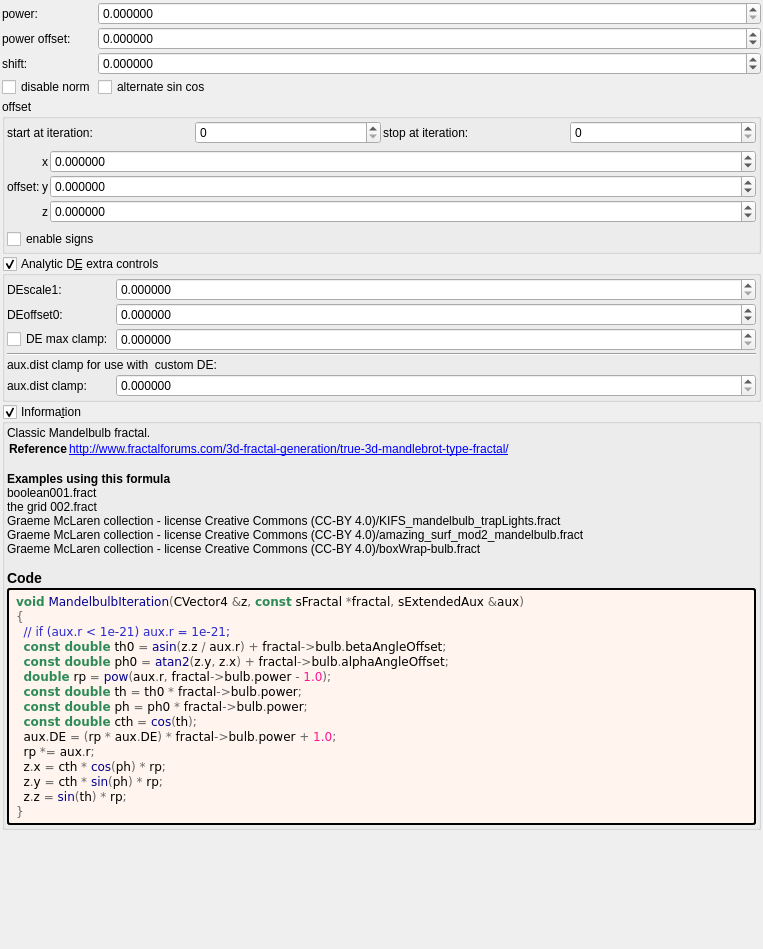
This is mandelbulber2/formula/ui/mandelnest.ui in buddhi1980/mandelbulber2 as Qt 5 draws it before an edit. The edited form follows.
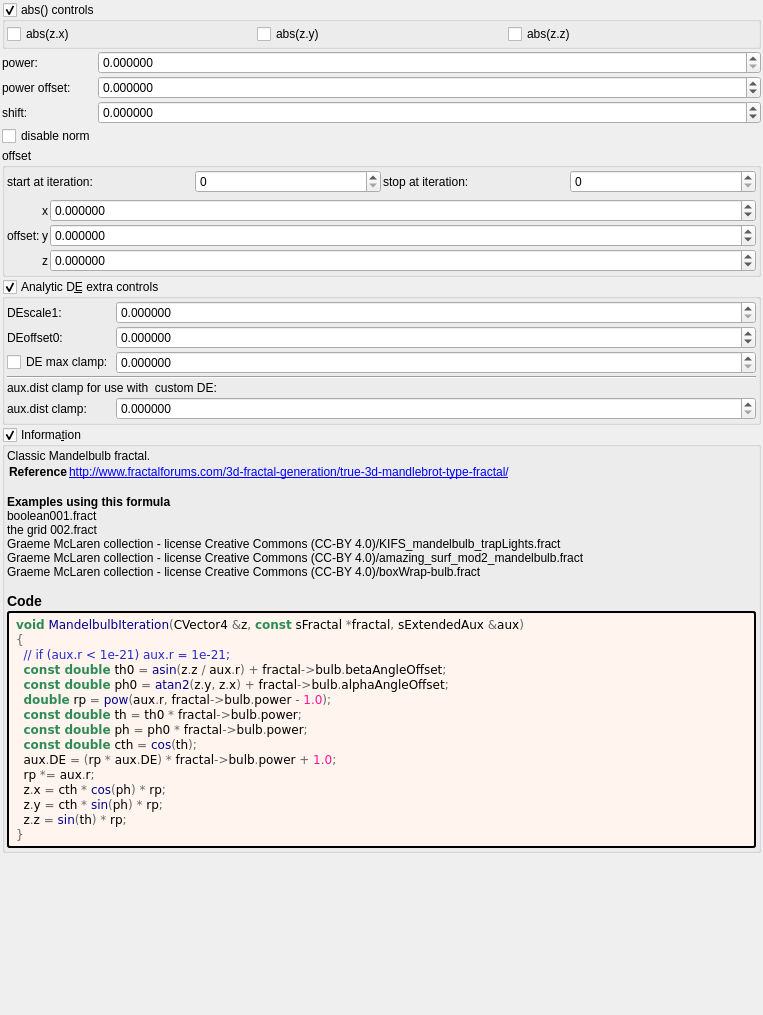
This is the edited form. Custom widgets are drawn as their Qt base class.

What changed in the file:
```diff
--- a/mandelbulber2/formula/ui/mandelnest.ui
+++ b/mandelbulber2/formula/ui/mandelnest.ui
@@ -7,7 +7,7 @@
     <x>0</x>
     <y>0</y>
     <width>763</width>
-    <height>949</height>
+    <height>1015</height>
    </rect>
   </property>
   <property name="windowTitle">
@@ -29,6 +29,61 @@
    <property name="bottomMargin">
     <number>2</number>
    </property>
+   <item>
+    <widget class="MyGroupBox" name="groupCheck_transf_function_enabled_false">
+     <property name="toolTip">
+      <string/>
+     </property>
+     <property name="title">
+      <string>abs() controls&amp;</string>
+     </property>
+     <property name="checkable">
+      <bool>true</bool>
+     </property>
+     <layout class="QVBoxLayout" name="verticalLayout_54">
+      <property name="spacing">
+       <number>2</number>
+      </property>
+      <property name="leftMargin">
+       <number>2</number>
+      </property>
+      <property name="topMargin">
+       <number>2</number>
+      </property>
+      <property name="rightMargin">
+       <number>2</number>
+      </property>
+      <property name="bottomMargin">
+       <number>2</number>
+      </property>
+      <item>
+       <layout class="QGridLayout" name="gridLayout_2">
+        <item row="0" column="2">
+         <widget class="MyCheckBox" name="checkBox_transf_function_enabledAz_false">
+          <property name="text">
+           <string notr="true">abs(z.z)</string>
+          </property>
+         </widget>
+        </item>
+        <item row="0" column="1">
+         <widget class="MyCheckBox" name="checkBox_transf_function_enabledAy_false">
+          <property name="text">
+           <string notr="true">abs(z.y)</string>
+          </property>
+         </widget>
+        </item>
+        <item row="0" column="0">
+         <widget class="MyCheckBox" name="checkBox_transf_function_enabledAx_false">
+          <property name="text">
+           <string notr="true">abs(z.x)</string>
+          </property>
+         </widget>
+        </item>
+       </layout>
+      </item>
+     </layout>
+    </widget>
+   </item>
    <item>
     <layout class="QGridLayout" name="gridLayout" columnstretch="0,1">
      <property name="spacing">
@@ -158,13 +213,6 @@
        </property>
       </widget>
      </item>
-     <item row="4" column="1">
-      <widget class="MyCheckBox" name="checkBox_transf_function_enabledC_false">
-       <property name="text">
-        <string notr="true">alternate sin cos</string>
-       </property>
-      </widget>
-     </item>
     </layout>
    </item>
    <item>
@@ -369,13 +417,6 @@
         </item>
        </layout>
       </item>
-      <item>
-       <widget class="MyCheckBox" name="checkBox_transf_function_enabled_false">
-        <property name="text">
-         <string notr="true">enable signs</string>
-        </property>
-       </widget>
-      </item>
      </layout>
     </widget>
    </item>
@@ -435,7 +476,7 @@
            <double>0.000000000000000</double>
           </property>
           <property name="maximum">
-           <double>99.989999999999995</double>
+           <double>999.990000000000009</double>
           </property>
           <property name="singleStep">
            <double>0.100000000000000</double>
```
Left out of the diff: 194 changed lines with no effect on the pictures.
